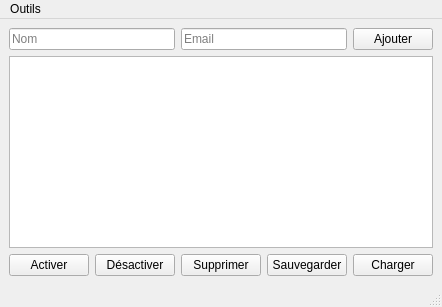
The window that interface.ui (dohan2016/DolittaDeposit) describes before a commit, drawn with Qt 5.
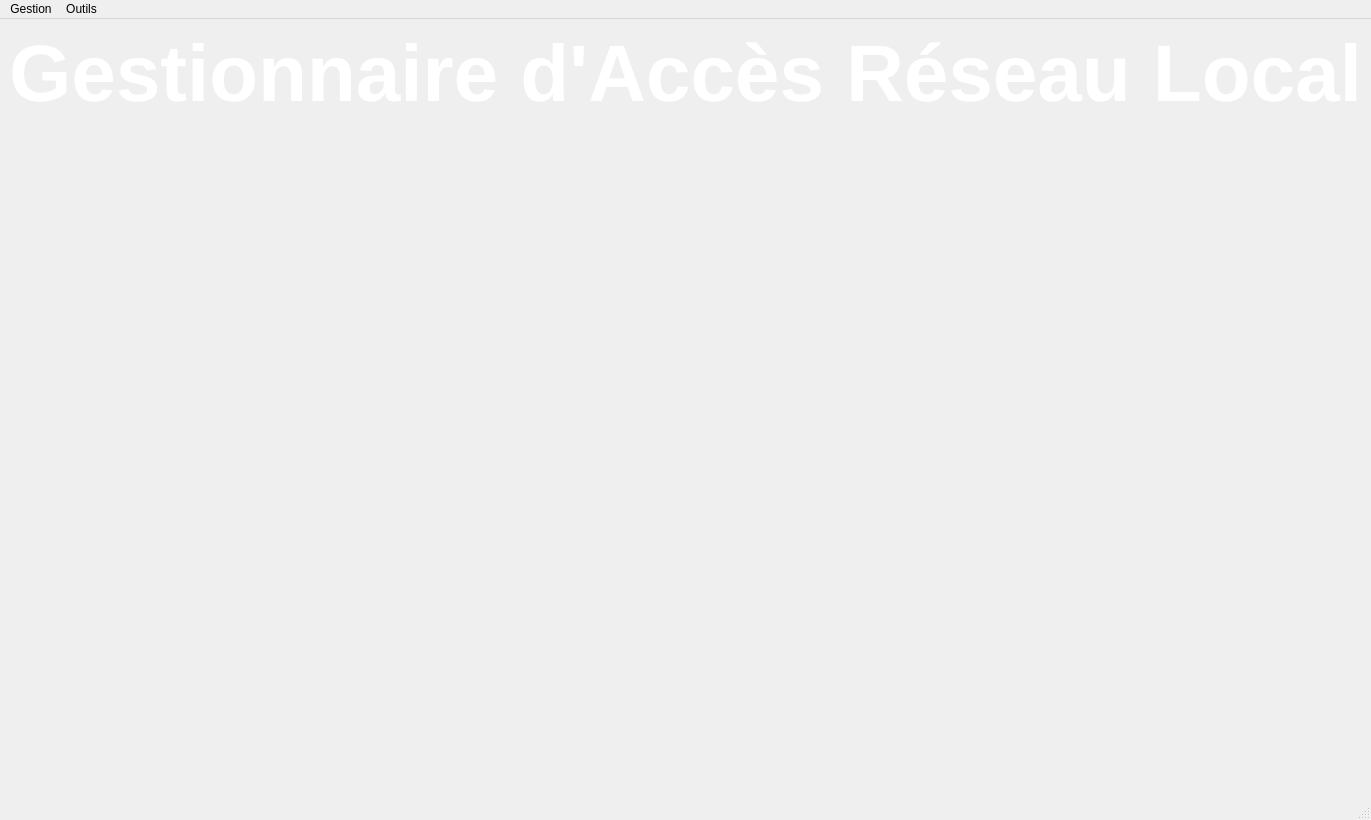
The same window after the commit.

Patch:
```diff
--- a/interface.ui
+++ b/interface.ui
@@ -1,57 +1,38 @@
 <?xml version="1.0" encoding="UTF-8"?>
 <ui version="4.0">
- <class>MainWindow</class>
- <widget class="QMainWindow" name="MainWindow">
+ <class>FenetrePrincipale</class>
+ <widget class="QMainWindow" name="FenetrePrincipale">
+  <property name="geometry">
+   <rect><x>0</x><y>0</y><width>1280</width><height>820</height></rect>
+  </property>
   <property name="windowTitle">
    <string>Gestionnaire d'accès réseau local</string>
   </property>
   <widget class="QWidget" name="centralwidget">
    <layout class="QVBoxLayout" name="verticalLayout">
     <item>
-     <layout class="QHBoxLayout">
-      <item>
-       <widget class="QLineEdit" name="lineEdit_nom">
-        <property name="placeholderText">
-         <string>Nom</string>
-        </property>
-       </widget>
-      </item>
-      <item>
-       <widget class="QLineEdit" name="lineEdit_email">
-        <property name="placeholderText">
-         <string>Email</string>
-        </property>
-       </widget>
-      </item>
-      <item>
-       <widget class="QPushButton" name="pushButton_ajouter">
-        <property name="text">
-         <string>Ajouter</string>
-        </property>
-       </widget>
-      </item>
-     </layout>
-    </item>
-    <item>
-     <widget class="QTableWidget" name="tableWidget_utilisateurs"/>
-    </item>
-    <item>
-     <layout class="QHBoxLayout">
-      <item><widget class="QPushButton" name="pushButton_activer"><property name="text"><string>Activer</string></property></widget></item>
-      <item><widget class="QPushButton" name="pushButton_desactiver"><property name="text"><string>Désactiver</string></property></widget></item>
-      <item><widget class="QPushButton" name="pushButton_supprimer"><property name="text"><string>Supprimer</string></property></widget></item>
-      <item><widget class="QPushButton" name="pushButton_sauvegarder"><property name="text"><string>Sauvegarder</string></property></widget></item>
-      <item><widget class="QPushButton" name="pushButton_charger"><property name="text"><string>Charger</string></property></widget></item>
-     </layout>
+     <widget class="QLabel" name="titre">
+      <property name="text"><string>Gestionnaire d'Accès Réseau Local</string></property>
+      <property name="alignment"><set>Qt::AlignHCenter|Qt::AlignTop</set></property>
+      <property name="styleSheet">
+       <string notr="true">#titre{background:transparent;border:none;color:#FFFFFF;font-size:80px;font-weight:800;}</string>
+      </property>
+     </widget>
     </item>
    </layout>
   </widget>
+
+  <widget class="QStatusBar" name="statusbar"/>
   <widget class="QMenuBar" name="menubar">
-   <property name="geometry">
-    <rect>
-     <x>0</x><y>0</y><width>800</width><height>21</height>
-    </rect>
-   </property>
+   <property name="geometry"><rect><x>0</x><y>0</y><width>1280</width><height>22</height></rect></property>
+
+   <widget class="QMenu" name="menuGestion">
+    <property name="title"><string>Gestion</string></property>
+    <addaction name="actionGestion_Utilisateurs"/>
+    <addaction name="actionAffichage_Utilisateurs"/>
+    <addaction name="actionQuitter"/>
+   </widget>
+
    <widget class="QMenu" name="menuOutils">
     <property name="title">
      <string>Outils</string>
@@ -60,9 +41,17 @@
     <addaction name="actionMotDePasse"/>
     <addaction name="actionChiffrement"/>
    </widget>
+
+   <addaction name="menuGestion"/>
    <addaction name="menuOutils"/>
   </widget>
-  <widget class="QStatusBar" name="statusbar"/>
+
+  <action name="actionGestion_Utilisateurs">
+   <property name="text"><string>Gestion des utilisateurs</string></property>
+  </action>
+  <action name="actionAffichage_Utilisateurs">
+   <property name="text"><string>Affichage des utilisateurs</string></property>
+  </action>
   <action name="actionHashage">
    <property name="text">
     <string>Hashage</string>
```
Left out of the diff: 25 changed lines with no effect on the pictures.
